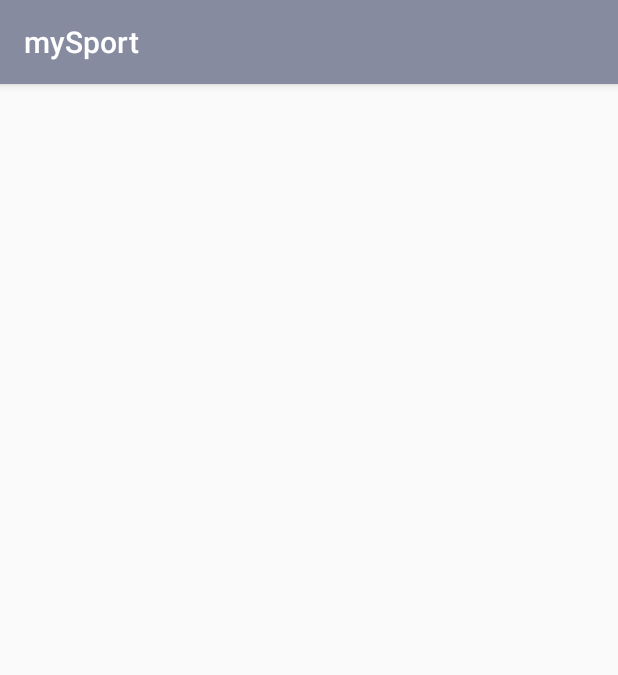
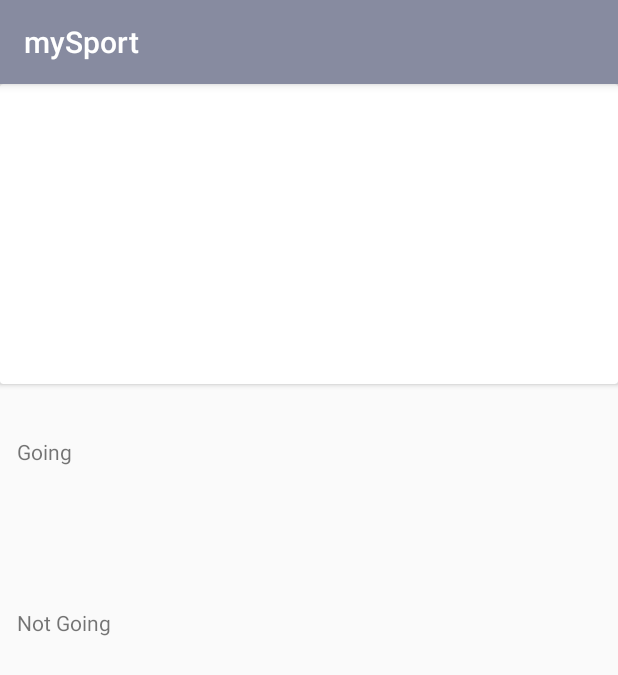
Before and after one commit to praneethbv2/mySport, an Android app: the EventAttendees screen opened directly, with no data from a screen before it, on a phone screen of 412 x 824 dp. Shown: the top 675 px of the screen. Run offline under Robolectric (Android 15) with nearby library versions, the phone set to English and light mode, and no system bars; our stand-ins replace Firebase (no records; nobody signed in at launch, a user with empty details on screens opened directly).

Commit message:
Adding events functionalities

```diff
--- a/app/src/main/java/com/praneeth/studio/mysport/EventAttendees.java
+++ b/app/src/main/java/com/praneeth/studio/mysport/EventAttendees.java
@@ -1,13 +1,140 @@
 package com.praneeth.studio.mysport;
 
+import android.content.Intent;
+import android.provider.ContactsContract;
 import android.support.v7.app.AppCompatActivity;
 import android.os.Bundle;
+import android.util.Log;
+import android.view.View;
+import android.view.ViewGroup;
+import android.widget.ArrayAdapter;
+import android.widget.ListAdapter;
+import android.widget.ListView;
+
+import com.google.firebase.auth.FirebaseAuth;
+import com.google.firebase.auth.FirebaseUser;
+import com.google.firebase.database.ChildEventListener;
+import com.google.firebase.database.DataSnapshot;
+import com.google.firebase.database.DatabaseError;
+import com.google.firebase.database.DatabaseReference;
+import com.google.firebase.database.FirebaseDatabase;
+import com.google.firebase.database.Query;
+import com.google.firebase.database.ValueEventListener;
+
+import java.util.ArrayList;
 
 public class EventAttendees extends AppCompatActivity {
+
+    ListView goingview, notgoingview;
+    private FirebaseDatabase firebaseDatabase;
+    private DatabaseReference attendRef,eventRef;
+    private FirebaseAuth auth;
+    private FirebaseUser user;
+    ArrayList<String> goinglist,notgoinglist;
+    String thiseventkey;
+    ArrayAdapter<String> goingAdapter;
+    ArrayAdapter<String> NotgoingAdapter;
+    String id;
+
 
     @Override
     protected void onCreate(Bundle savedInstanceState) {
         super.onCreate(savedInstanceState);
         setContentView(R.layout.activity_event_attendees);
+
+        goinglist = new ArrayList<>();
+        notgoinglist = new ArrayList<>();
+
+        Intent incomingev = getIntent();
+        thiseventkey = incomingev.getStringExtra("thiseventkey");
+
+
+
+        goingview = findViewById(R.id.goinglist);
+
+        notgoingview = findViewById(R.id.notgoinglist);
+
+        firebaseDatabase = FirebaseDatabase.getInstance();
+        attendRef = firebaseDatabase.getReference().child("Attendees");
+        eventRef = attendRef.child(thiseventkey);
+
+        Query goingquery = eventRef.orderByChild("status").equalTo("Going");
+        goingquery.addListenerForSingleValueEvent(new ValueEventListener() {
+            @Override
+            public void onDataChange(DataSnapshot dataSnapshot) {
+                goinglist.clear();
+                for(DataSnapshot snapshot : dataSnapshot.getChildren()) {
+                    String id = snapshot.getKey().toString();
+                    goinglist.add(id);
+                }
+                Log.i("TAG","goinglist is"+goinglist);
+                goingAdapter = new ArrayAdapter<>(EventAttendees.this,android.R.layout.simple_list_item_1,goinglist);
+                goingview.setAdapter(goingAdapter);
+                setListViewHeightBasedOnChildren(goingview);
+
+                goingAdapter.notifyDataSetChanged();
+            }
+
+            @Override
+            public void onCancelled(DatabaseError databaseError) {
+
+            }
+        });
+
+        Query notgoingquery = eventRef.orderByChild("status").equalTo("NotGoing");
+        notgoingquery.addListenerForSingleValueEvent(new ValueEventListener() {
+            @Override
+            public void onDataChange(DataSnapshot dataSnapshot) {
+                notgoinglist.clear();
+                for(DataSnapshot snapshot : dataSnapshot.getChildren()) {
+                    String id = snapshot.getKey().toString();
+
+                    notgoinglist.add(id);
+                }
+
+                NotgoingAdapter = new ArrayAdapter<>(EventAttendees.this,android.R.layout.simple_list_item_1,notgoinglist);
+                notgoingview.setAdapter(NotgoingAdapter);
+                setListViewHeightBasedOnChildren(notgoingview);
+
+                NotgoingAdapter.notifyDataSetChanged();
+            }
+
+            @Override
+            public void onCancelled(DatabaseError databaseError) {
+
+            }
+        });
+
+
+
+
+
+
+
+
+
     }
+
+    public static void setListViewHeightBasedOnChildren(ListView listView) {
+        ListAdapter listAdapter = listView.getAdapter();
+        if (listAdapter == null)
+            return;
+
+        int desiredWidth = View.MeasureSpec.makeMeasureSpec(listView.getWidth(), View.MeasureSpec.UNSPECIFIED);
+        int totalHeight = 0;
+        View view = null;
+        for (int i = 0; i < listAdapter.getCount(); i++) {
+            view = listAdapter.getView(i, view, listView);
+            if (i == 0)
+                view.setLayoutParams(new ViewGroup.LayoutParams(desiredWidth, ViewGroup.LayoutParams.WRAP_CONTENT));
+
+            view.measure(desiredWidth, View.MeasureSpec.UNSPECIFIED);
+            totalHeight += view.getMeasuredHeight();
+        }
+        ViewGroup.LayoutParams params = listView.getLayoutParams();
+        params.height = totalHeight + (listView.getDividerHeight() * (listAdapter.getCount() - 1));
+        listView.setLayoutParams(params);
+    }
+
+
 }
--- a/app/src/main/java/com/praneeth/studio/mysport/welcomeScreen.java
+++ b/app/src/main/java/com/praneeth/studio/mysport/welcomeScreen.java
@@ -176,9 +176,11 @@ public class welcomeScreen extends AppCompatActivity {
                     public void onDataChange(DataSnapshot dataSnapshot) {
                         playername = dataSnapshot.getValue().toString();
 
-                        Log.i("TAG","PLAYER NAME IS"+playername);
                         Map<String,String> playersData = new HashMap<>();
                         playersData.put(user.getUid(),playername);
+                        sharedPreferencesutils.setCurrentName(welcomeScreen.this,playername);
+
+
                         Log.i("TAG","PLAYER NAME IS"+playername);
                         Log.i("TAG","PLAYERS DATA IS"+playersData);
 
--- a/app/src/main/res/layout/activity_event_attendees.xml
+++ b/app/src/main/res/layout/activity_event_attendees.xml
@@ -1,9 +1,102 @@
 <?xml version="1.0" encoding="utf-8"?>
-<android.support.constraint.ConstraintLayout xmlns:android="http://schemas.android.com/apk/res/android"
+<RelativeLayout xmlns:android="http://schemas.android.com/apk/res/android"
     xmlns:app="http://schemas.android.com/apk/res-auto"
     xmlns:tools="http://schemas.android.com/tools"
     android:layout_width="match_parent"
     android:layout_height="match_parent"
     tools:context=".EventAttendees">
 
-</android.support.constraint.ConstraintLayout>
+    <ScrollView
+        android:layout_width="match_parent"
+        android:layout_height="match_parent">
+
+        <LinearLayout
+            android:layout_width="match_parent"
+            android:layout_height="match_parent"
+            android:orientation="vertical">
+
+
+
+            <android.support.v7.widget.CardView
+                android:layout_width= "match_parent"
+                android:layout_height="200dp"
+                android:id="@+id/card">
+                <TextView
+                    android:layout_width="match_parent"
+                    android:layout_height="wrap_content" />
+
+            </android.support.v7.widget.CardView>
+
+            <LinearLayout
+                android:layout_width="match_parent"
+                android:layout_height="match_parent"
+                android:orientation="vertical"
+                android:id="@+id/goingpart"
+                android:layout_below="@+id/card">
+                <TextView
+                    android:id="@+id/going"
+                    android:layout_width="wrap_content"
+                    android:layout_height="wrap_content"
+                    android:layout_alignParentStart="true"
+                    android:layout_alignParentTop="true"
+                    android:layout_marginStart="11dp"
+                    android:layout_marginTop="35dp"
+                    android:contentDescription="Going"
+                    android:text="Going" />
+
+                <ListView
+                    android:id="@+id/goinglist"
+                    android:layout_width="match_parent"
+                    android:layout_height="match_parent"
+                    android:layout_alignParentBottom="true"
+                    android:layout_alignParentStart="true"
+                    android:layout_marginBottom="24dp"
+                    />
+
+
+
+
+            </LinearLayout>
+
+
+            <LinearLayout
+                android:id="@+id/notgoingpart"
+                android:layout_width="match_parent"
+                android:layout_height="107dp"
+                android:layout_below="@+id/goingpart"
+                android:layout_marginTop="35dp"
+                android:orientation="vertical">
+
+                <TextView
+                    android:id="@+id/notgoing"
+                    android:layout_width="wrap_content"
+                    android:layout_height="wrap_content"
+                    android:layout_alignParentStart="true"
+                    android:layout_alignParentTop="true"
+                    android:layout_marginStart="11dp"
+                    android:layout_marginTop="35dp"
+                    android:text="Not Going" />
+
+                <ListView
+                    android:id="@+id/notgoinglist"
+                    android:layout_width="match_parent"
+                    android:layout_height="wrap_content"
+                    android:layout_alignParentBottom="true"
+                    android:layout_alignParentStart="true"
+                    android:layout_marginBottom="24dp" />
+
+            </LinearLayout>
+
+
+
+
+
+        </LinearLayout>
+
+
+
+
+
+    </ScrollView>
+
+</RelativeLayout>
```
Also changed, not shown: app/src/main/java/com/praneeth/studio/mysport/NavigationActivity.java (+37 -87 lines), app/src/main/java/com/praneeth/studio/mysport/sharedPreferencesutils.java (+17 -0 lines).
